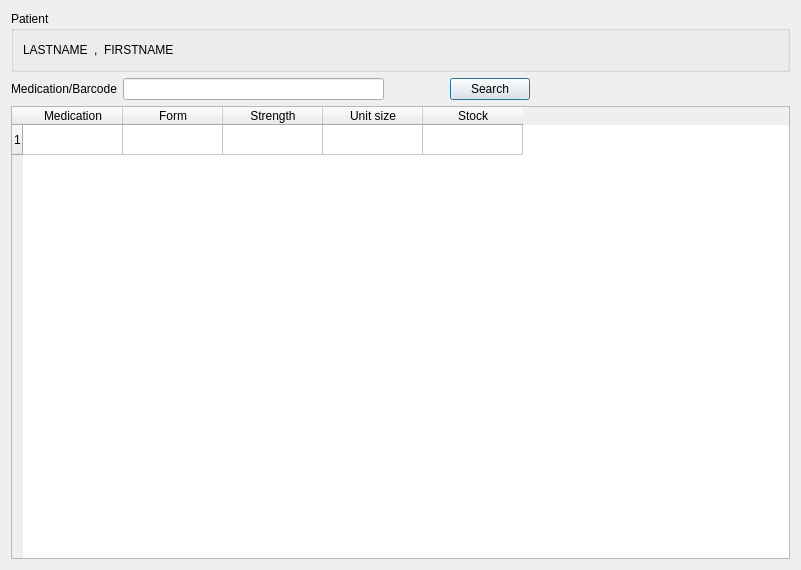
This is mtrack/apw_page00.ui in kyledevans/Medicine-Track as Qt 5 draws it before an edit. The edited form follows.
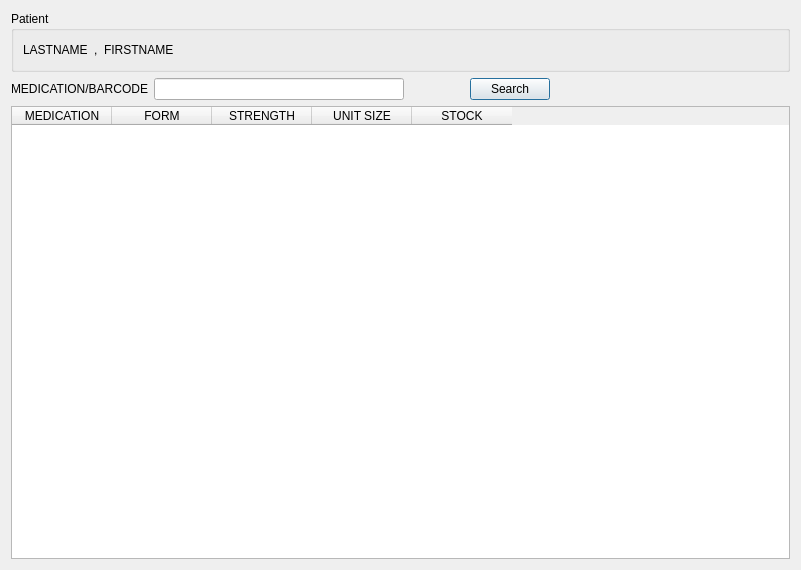
This is the edited form.

The edit to the form file:
```diff
--- a/mtrack/apw_page00.ui
+++ b/mtrack/apw_page00.ui
@@ -62,7 +62,7 @@
      <item>
       <widget class="QLabel" name="medicationLabel">
        <property name="text">
-        <string>Medication/Barcode</string>
+        <string>MEDICATION/BARCODE</string>
        </property>
       </widget>
      </item>
@@ -122,36 +122,38 @@
      <property name="selectionBehavior">
       <enum>QAbstractItemView::SelectRows</enum>
      </property>
-     <property name="rowCount">
-      <number>1</number>
-     </property>
      <property name="columnCount">
       <number>5</number>
      </property>
-     <row/>
+     <attribute name="horizontalHeaderHighlightSections">
+      <bool>false</bool>
+     </attribute>
+     <attribute name="horizontalHeaderMinimumSectionSize">
+      <number>100</number>
+     </attribute>
      <column>
       <property name="text">
-       <string>Medication</string>
+       <string>MEDICATION</string>
       </property>
      </column>
      <column>
       <property name="text">
-       <string>Form</string>
+       <string>FORM</string>
       </property>
      </column>
      <column>
       <property name="text">
-       <string>Strength</string>
+       <string>STRENGTH</string>
       </property>
      </column>
      <column>
       <property name="text">
-       <string>Unit size</string>
+       <string>UNIT SIZE</string>
       </property>
      </column>
      <column>
       <property name="text">
-       <string>Stock</string>
+       <string>STOCK</string>
       </property>
      </column>
     </widget>
```
